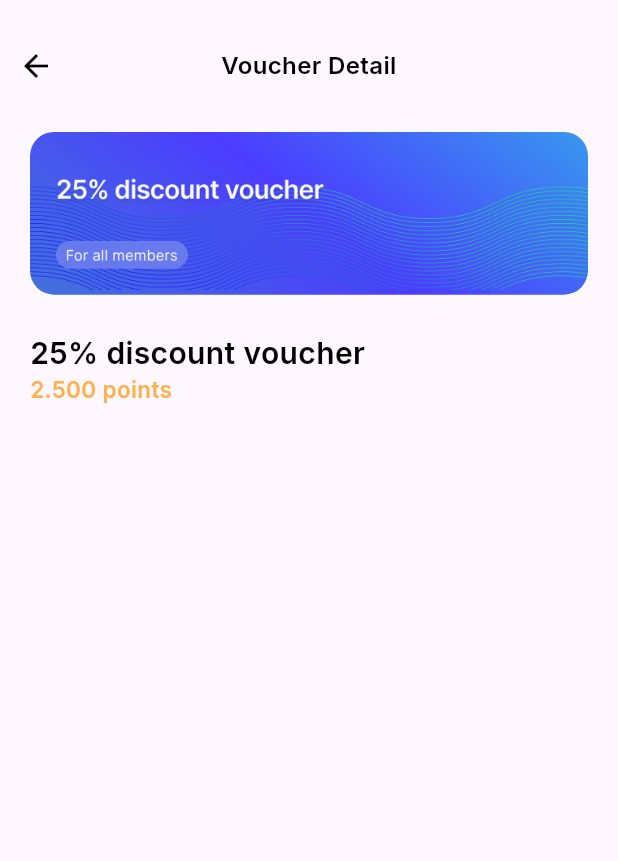
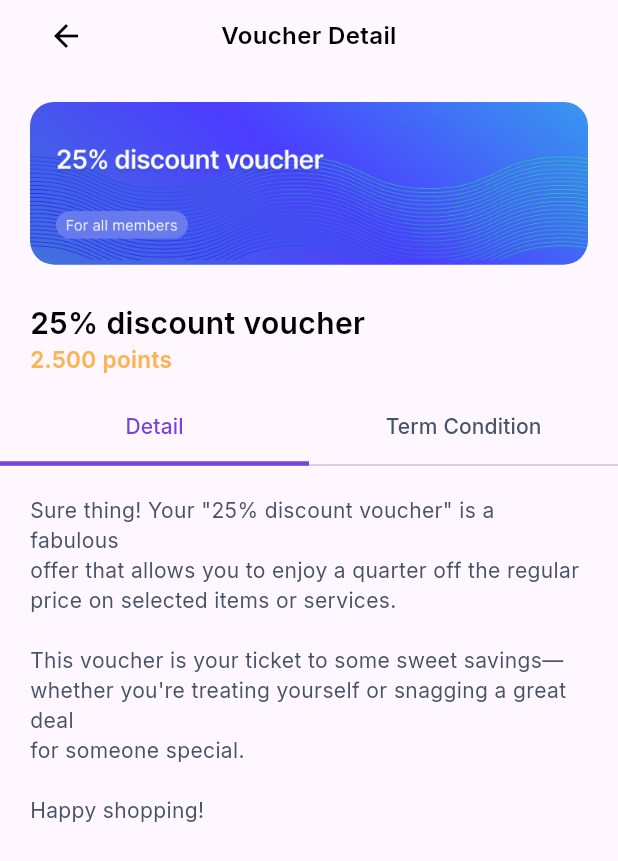
Before and after one commit to luthfan1234/mobile_loyality_app, a Flutter app: the VoucherDetailScreen screen opened directly, on a phone screen of 412 x 824 dp. Shown: the top 861 px of the screen. Run offline on Flutter 3.47's test engine with Material 3 defaults, Android fonts, the phone set to English and light mode, and no system bars; our stand-ins replace flutter_animate, google_fonts.

Commit message:
Refactor discount card widget to navigate to VoucherDetailScreen on tap; enhance layout and styling for better user experience.

```diff
--- a/lib/screen/reward_screen.dart
+++ b/lib/screen/reward_screen.dart
@@ -170,7 +170,16 @@ Widget _buildDiscountCard(int index, BuildContext context) {
   final discounts = ['10%', '25%', '30%', '15%', '20%', '35%'];
   final points = ['1000', '2500', '3000', '1500', '2000', '3500'];
 
-  return Container(
+  return GestureDetector(
+    onTap: () {
+      Navigator.push(
+        context,
+        MaterialPageRoute(
+          builder: (context) => const VoucherDetailScreen(),
+        ),
+      );
+    },
+    child: Container(
           height: 238,
           decoration: BoxDecoration(
             color: Colors.white,
@@ -242,15 +251,6 @@ Widget _buildDiscountCard(int index, BuildContext context) {
                         borderRadius: BorderRadius.circular(12),
                       ),
                       child: Center(
-                      child: GestureDetector(
-                        onTap: () {
-                          Navigator.push(
-                            context,
-                            MaterialPageRoute(
-                              builder: (context) => const VoucherDetailScreen(),
-                            ),
-                          );
-                        },
                         child: Text(
                           'Redeem Now',
                           style: GoogleFonts.inter(
@@ -261,11 +261,11 @@ Widget _buildDiscountCard(int index, BuildContext context) {
                         ),
                       ),
                     ),
-                  ),
                   ],
                 ),
               ),
             ],
+          ),
         ),
   )
       .animate()
--- a/lib/screen/voucher_detail.dart
+++ b/lib/screen/voucher_detail.dart
@@ -18,7 +18,6 @@ class _VoucherDetailScreenState extends State<VoucherDetailScreen>
     super.initState();
     _tabController = TabController(length: 2, vsync: this);
     SystemChrome.setSystemUIOverlayStyle(SystemUiOverlayStyle.light);
-    WidgetsBinding.instance.addPostFrameCallback((_) {});
   }
 
   @override
@@ -29,20 +28,12 @@ class _VoucherDetailScreenState extends State<VoucherDetailScreen>
 
   @override
   Widget build(BuildContext context) {
-    return Container(
-      decoration: const BoxDecoration(),
-      child: Scaffold(
-        body: Stack(
-          children: [
-            SafeArea(
+    return Scaffold(
+      body: SafeArea(
         child: Column(
           children: [
-                  Padding(
-                    padding: const EdgeInsets.only(top: 20),
-                    child: _buildAppBar(context),
-                  ),
+            _buildAppBar(context),
             const SizedBox(height: 20),
-
             Padding(
               padding: const EdgeInsets.symmetric(horizontal: 20),
               child: ClipRRect(
@@ -81,6 +72,69 @@ class _VoucherDetailScreenState extends State<VoucherDetailScreen>
                 ),
               ),
             ),
+            const SizedBox(height: 11),
+            TabBar(
+              controller: _tabController,
+              tabs: const [
+                Tab(text: 'Detail'),
+                Tab(text: 'Term Condition'),
+              ],
+              indicatorColor: const Color(0xFF7743DB),
+              indicatorWeight: 3.0,
+              indicatorSize: TabBarIndicatorSize.tab,
+              labelColor: const Color(0xFF7743DB),
+              unselectedLabelColor: const Color(0xFF475467),
+              labelStyle: GoogleFonts.inter(
+                fontSize: 14,
+                fontWeight: FontWeight.w500,
+              ),
+              unselectedLabelStyle: GoogleFonts.inter(
+                fontSize: 14,
+                fontWeight: FontWeight.w500,
+              ),
+            ),
+            Expanded(
+              child: TabBarView(
+                controller: _tabController,
+                children: [
+                  // Detail Tab
+                  Padding(
+                    padding: const EdgeInsets.all(20.0),
+                    child: Text(
+                      "Sure thing! Your \"25% discount voucher\" is a fabulous \noffer that allows you to enjoy a quarter off the regular \nprice on selected items or services. \n  \nThis voucher is your ticket to some sweet savings—\nwhether you're treating yourself or snagging a great deal \nfor someone special. \n \nHappy shopping!",
+                      style: GoogleFonts.inter(
+                        fontSize: 14,
+                        fontWeight: FontWeight.w400,
+                        color: Color(0xFF475467),
+                        height: 1.4,
+                      ),
+                    ),
+                  ),
+                  // Term Condition Tab
+                  const Padding(
+                    padding: EdgeInsets.all(20.0),
+                    child: Align(
+                      alignment: Alignment.centerLeft,
+                      child: Column(
+                        crossAxisAlignment: CrossAxisAlignment.start,
+                        children: [
+                          Text(
+                            'Terms and Conditions',
+                            style: TextStyle(
+                              fontSize: 20,
+                              fontWeight: FontWeight.bold,
+                            ),
+                          ),
+                          SizedBox(height: 10),
+                          Text('1. Voucher is valid for one-time use only.'),
+                          SizedBox(height: 5),
+                          Text('2. Voucher cannot be exchanged for cash.'),
+                          SizedBox(height: 5),
+                          Text('3. Voucher is valid until 31 December 2025.'),
+                        ],
+                      ),
+                    ),
+                  ),
                 ],
               ),
             ),
@@ -92,11 +146,9 @@ class _VoucherDetailScreenState extends State<VoucherDetailScreen>
 }
 
 Widget _buildAppBar(BuildContext context) {
-  return Column(
-    crossAxisAlignment: CrossAxisAlignment.start,
-    children: [
-      // Row 1: AppBar
-      Row(
+  return Padding(
+    padding: const EdgeInsets.symmetric(horizontal: 20),
+    child: Row(
       mainAxisAlignment: MainAxisAlignment.spaceBetween,
       children: [
         IconButton(
@@ -106,24 +158,18 @@ Widget _buildAppBar(BuildContext context) {
           onPressed: () => Navigator.pop(context),
         ),
         Expanded(
-            child: Column(
-              children: [
-                Text(
+          child: Text(
             'Voucher Detail',
             style: GoogleFonts.inter(
               fontSize: 16,
               fontWeight: FontWeight.w600,
               color: Colors.black,
-                    decoration: TextDecoration.none,
             ),
             textAlign: TextAlign.center,
           ),
+        ),
+        const SizedBox(width: 48), // To balance the back button
       ],
     ),
-          ),
-          const SizedBox(width: 48),
-        ],
-      ),
-    ],
   );
 }
```
Lines whose indentation alone changed are shown as unchanged.
